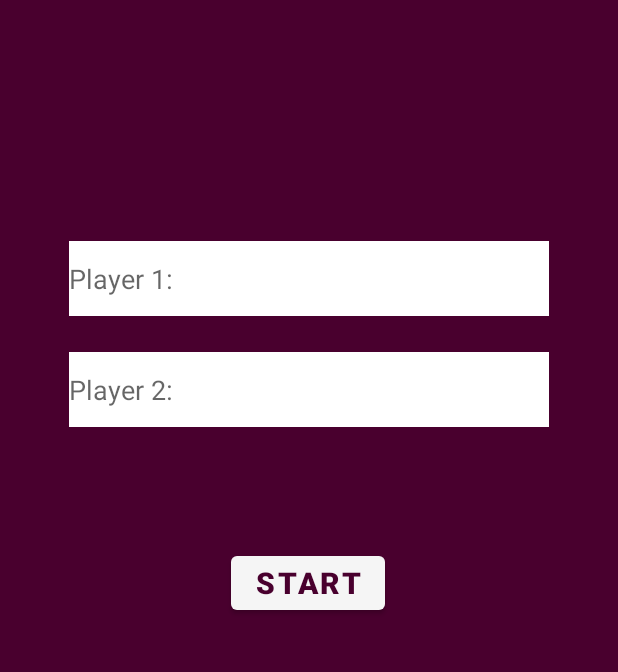
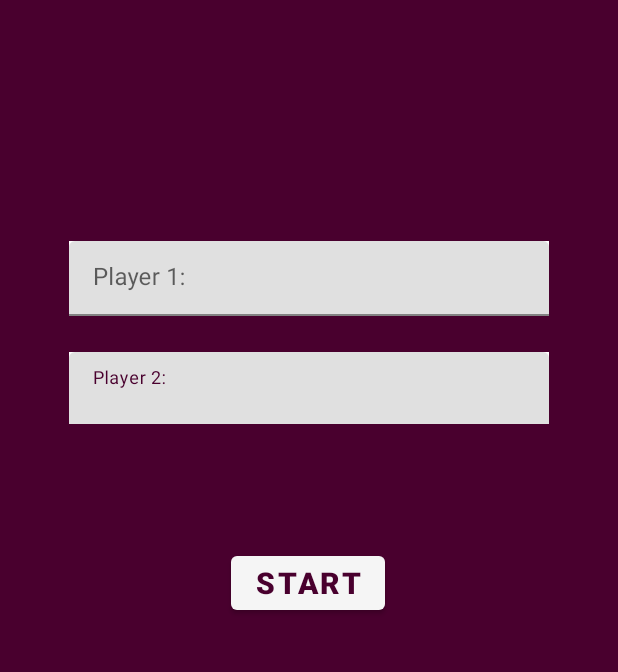
Before and after one commit to Meriem453/XO-game, an Android app: the screen it shows after launch (Welcome), on a phone screen of 412 x 824 dp, the part 461-1133 px from its top. Run offline under Robolectric (Android 15) with nearby library versions, the phone set to English and light mode, and no system bars.

Commit message:
add material text field

```diff
--- a/app/src/main/res/layout/activity_welcome.xml
+++ b/app/src/main/res/layout/activity_welcome.xml
@@ -22,8 +22,8 @@
         app:layout_constraintStart_toStartOf="parent"
         app:layout_constraintTop_toTopOf="parent" />
 
-    <EditText
-        android:id="@+id/tv2"
+    <com.google.android.material.textfield.TextInputLayout
+        android:id="@+id/tl2"
         android:layout_width="320dp"
         android:layout_height="50dp"
         android:layout_marginBottom="80dp"
@@ -33,21 +33,35 @@
         android:inputType="textPersonName"
         app:layout_constraintBottom_toTopOf="@+id/start"
         app:layout_constraintEnd_toEndOf="parent"
-        app:layout_constraintStart_toStartOf="parent" />
+        app:layout_constraintStart_toStartOf="parent" >
+        <com.google.android.material.textfield.TextInputEditText
+            android:layout_width="320dp"
+            android:layout_height="50dp"
+            android:id="@+id/tv2"/>
 
-    <EditText
-        android:id="@+id/tv1"
+    </com.google.android.material.textfield.TextInputLayout>
+
+    <com.google.android.material.textfield.TextInputLayout
+        android:id="@+id/tl1"
         android:layout_width="320dp"
         android:layout_height="50dp"
         android:background="@color/white"
         android:ems="10"
         android:hint="@string/player_1"
         android:inputType="textPersonName"
-        app:layout_constraintBottom_toTopOf="@+id/tv2"
+        app:layout_constraintBottom_toTopOf="@+id/tl2"
         app:layout_constraintEnd_toEndOf="parent"
         app:layout_constraintStart_toStartOf="parent"
         app:layout_constraintTop_toBottomOf="@+id/textView"
-        app:layout_constraintVertical_bias="0.87" />
+        app:layout_constraintVertical_bias="0.87">
+
+        <com.google.android.material.textfield.TextInputEditText
+            android:id="@+id/tv1"
+            android:layout_width="320dp"
+            android:layout_height="50dp"
+            android:textColorHint="#616161" />
+
+    </com.google.android.material.textfield.TextInputLayout>
 
     <Button
         android:id="@+id/start"
--- a/build.gradle
+++ b/build.gradle
@@ -1,5 +1,5 @@
 // Top-level build file where you can add configuration options common to all sub-projects/modules.
 plugins {
-    id 'com.android.application' version '7.3.0' apply false
-    id 'com.android.library' version '7.3.0' apply false
+    id 'com.android.application' version '7.3.1' apply false
+    id 'com.android.library' version '7.3.1' apply false
 }
```
